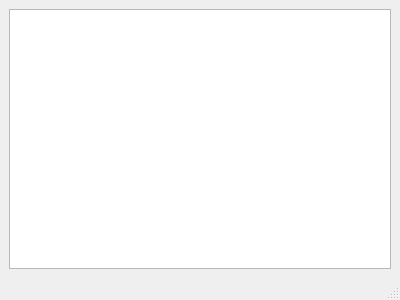
This is src/pmchart/metricdetails.ui in performancecopilot/pcp as Qt 5 draws it before an edit. The edited form follows.
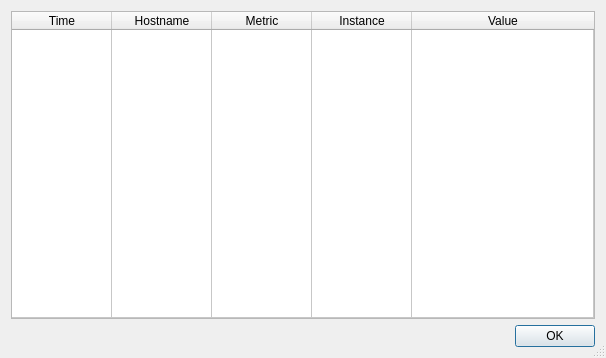
This is the edited form.

Commit message:
RHBZ 1348349: pmchart(1): Table of metrics, instances and values.
Based on a patch from Nathan Scott <nathans@redhat.com>.

Use QDialog for the window. Make it non-modal and add an "OK"
button to dismiss the window.

```diff
--- a/src/pmchart/metricdetails.ui
+++ b/src/pmchart/metricdetails.ui
@@ -1,28 +1,54 @@
 <?xml version="1.0" encoding="UTF-8"?>
 <ui version="4.0">
  <class>MetricDetailsWindow</class>
- <widget class="QMainWindow" name="MetricDetailsWindow">
+ <widget class="QDialog" name="MetricDetailsWindow">
+  <property name="windowModality">
+   <enum>Qt::NonModal</enum>
+  </property>
   <property name="geometry">
    <rect>
     <x>0</x>
     <y>0</y>
-    <width>400</width>
-    <height>300</height>
+    <width>606</width>
+    <height>358</height>
    </rect>
   </property>
+  <property name="sizePolicy">
+   <sizepolicy hsizetype="Preferred" vsizetype="Preferred">
+    <horstretch>0</horstretch>
+    <verstretch>0</verstretch>
+   </sizepolicy>
+  </property>
   <property name="windowTitle">
    <string>PCP Charts - Selected Metric Details</string>
   </property>
-  <widget class="QWidget" name="centralwidget">
-   <layout class="QGridLayout" name="gridLayout">
-    <item row="0" column="0">
+  <property name="layoutDirection">
+   <enum>Qt::LeftToRight</enum>
+  </property>
+  <property name="sizeGripEnabled">
+   <bool>true</bool>
+  </property>
+  <property name="modal">
+   <bool>false</bool>
+  </property>
+  <layout class="QVBoxLayout" name="verticalLayout">
+   <item>
      <widget class="QTableWidget" name="tableWidget">
+     <property name="enabled">
+      <bool>true</bool>
+     </property>
       <property name="alternatingRowColors">
        <bool>true</bool>
       </property>
       <property name="sortingEnabled">
        <bool>true</bool>
       </property>
+     <property name="rowCount">
+      <number>1</number>
+     </property>
+     <property name="columnCount">
+      <number>5</number>
+     </property>
       <attribute name="horizontalHeaderCascadingSectionResizes">
        <bool>false</bool>
       </attribute>
@@ -30,30 +56,62 @@
        <bool>true</bool>
       </attribute>
       <attribute name="horizontalHeaderStretchLastSection">
-       <bool>false</bool>
+      <bool>true</bool>
       </attribute>
       <attribute name="verticalHeaderVisible">
        <bool>false</bool>
       </attribute>
+     <attribute name="verticalHeaderCascadingSectionResizes">
+      <bool>false</bool>
+     </attribute>
+     <attribute name="verticalHeaderShowSortIndicator" stdset="0">
+      <bool>true</bool>
+     </attribute>
       <attribute name="verticalHeaderStretchLastSection">
-       <bool>false</bool>
-      </attribute>
+      <bool>true</bool>
+     </attribute>
+     <row/>
+     <column>
+      <property name="text">
+       <string>Time</string>
+      </property>
+     </column>
+     <column>
+      <property name="text">
+       <string>Hostname</string>
+      </property>
+     </column>
+     <column>
+      <property name="text">
+       <string>Metric</string>
+      </property>
+     </column>
+     <column>
+      <property name="text">
+       <string>Instance</string>
+      </property>
+     </column>
+     <column>
+      <property name="text">
+       <string>Value</string>
+      </property>
+     </column>
+     <item row="0" column="0">
+      <property name="text">
+       <string/>
+      </property>
+     </item>
+    </widget>
+   </item>
+   <item>
+    <widget class="QDialogButtonBox" name="buttonBox">
+     <property name="standardButtons">
+      <set>QDialogButtonBox::Ok</set>
+     </property>
      </widget>
     </item>
    </layout>
   </widget>
-  <widget class="QMenuBar" name="menubar">
-   <property name="geometry">
-    <rect>
-     <x>0</x>
-     <y>0</y>
-     <width>400</width>
-     <height>27</height>
-    </rect>
-   </property>
-  </widget>
-  <widget class="QStatusBar" name="statusbar"/>
- </widget>
  <resources/>
  <connections/>
 </ui>
```
Left out of the diff: 21 changed lines with no effect on the pictures. Lines whose indentation alone changed are shown as unchanged. The commit also changes 2 other files.
